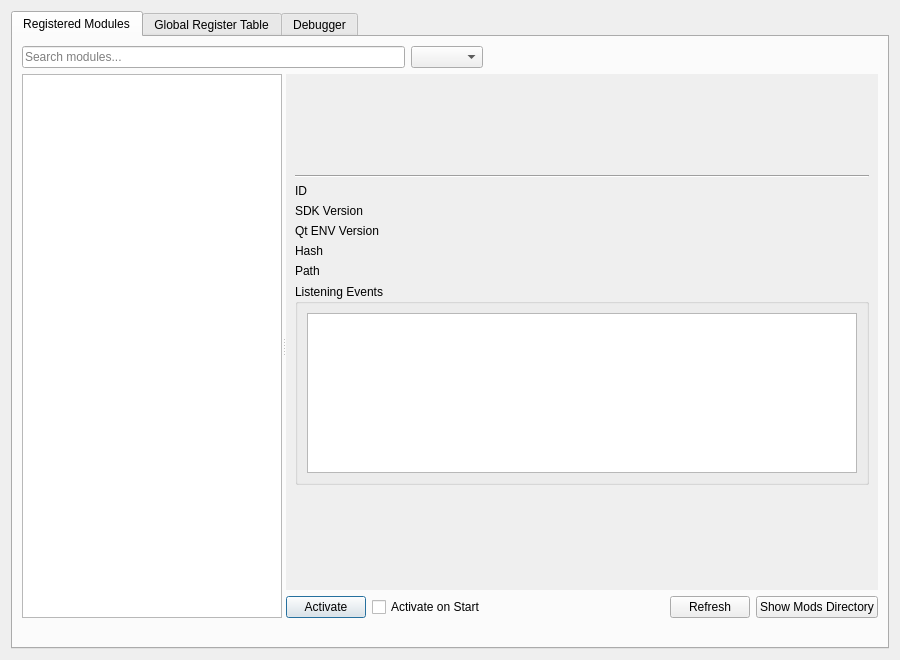
Old version of the form ui/ModuleControllerDialog.ui in the repository saturneric/GpgFrontend.
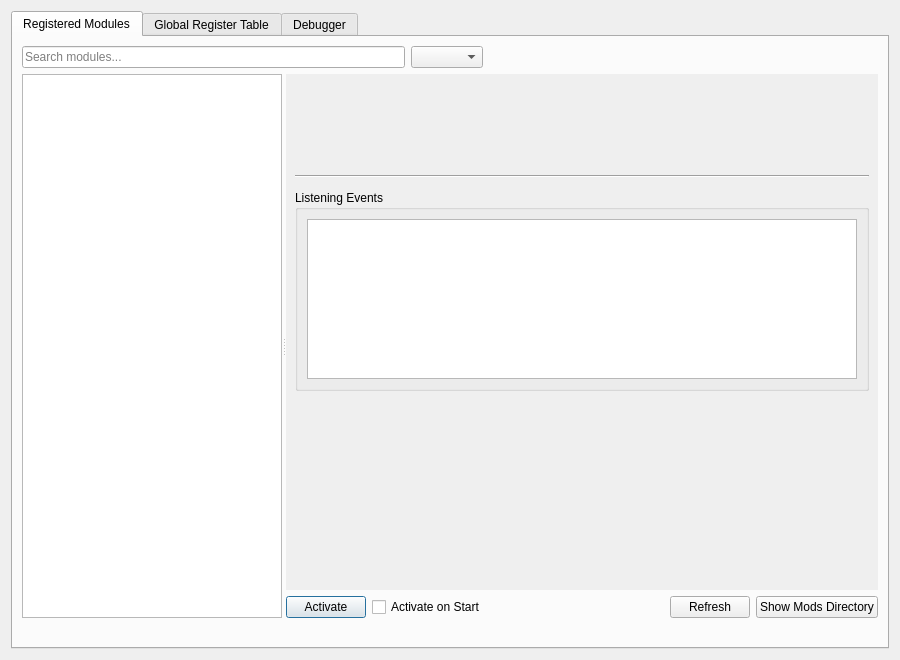
New version of the form. The open tabs and pages were chosen to show the change. Custom widgets are drawn as their Qt base class.

Commit message:
refactor(ui): use metadata panel in controller dialog
- replace inline metadata labels with MetaListPanel
- register MetaListPanel as a custom UI widget

```diff
--- a/ui/ModuleControllerDialog.ui
+++ b/ui/ModuleControllerDialog.ui
@@ -272,96 +272,7 @@
                     </widget>
                    </item>
                    <item>
-                    <layout class="QFormLayout" name="detailFormLayout">
-                     <item row="0" column="0">
-                      <widget class="QLabel" name="idKeyLabel">
-                       <property name="text">
-                        <string>ID</string>
-                       </property>
-                      </widget>
-                     </item>
-                     <item row="0" column="1">
-                      <widget class="QLabel" name="idValueLabel">
-                       <property name="text">
-                        <string/>
-                       </property>
-                       <property name="textInteractionFlags">
-                        <set>Qt::TextInteractionFlag::TextSelectableByMouse</set>
-                       </property>
-                      </widget>
-                     </item>
-                     <item row="1" column="0">
-                      <widget class="QLabel" name="sdkKeyLabel">
-                       <property name="text">
-                        <string>SDK Version</string>
-                       </property>
-                      </widget>
-                     </item>
-                     <item row="1" column="1">
-                      <widget class="QLabel" name="sdkValueLabel">
-                       <property name="text">
-                        <string/>
-                       </property>
-                       <property name="textInteractionFlags">
-                        <set>Qt::TextInteractionFlag::TextSelectableByMouse</set>
-                       </property>
-                      </widget>
-                     </item>
-                     <item row="2" column="0">
-                      <widget class="QLabel" name="qtKeyLabel">
-                       <property name="text">
-                        <string>Qt ENV Version</string>
-                       </property>
-                      </widget>
-                     </item>
-                     <item row="2" column="1">
-                      <widget class="QLabel" name="qtValueLabel">
-                       <property name="text">
-                        <string/>
-                       </property>
-                       <property name="textInteractionFlags">
-                        <set>Qt::TextInteractionFlag::TextSelectableByMouse</set>
-                       </property>
-                      </widget>
-                     </item>
-                     <item row="3" column="0">
-                      <widget class="QLabel" name="hashKeyLabel">
-                       <property name="text">
-                        <string>Hash</string>
-                       </property>
-                      </widget>
-                     </item>
-                     <item row="3" column="1">
-                      <widget class="QLabel" name="hashValueLabel">
-                       <property name="text">
-                        <string/>
-                       </property>
-                       <property name="textInteractionFlags">
-                        <set>Qt::TextInteractionFlag::TextSelectableByMouse</set>
-                       </property>
-                      </widget>
-                     </item>
-                     <item row="4" column="0">
-                      <widget class="QLabel" name="pathKeyLabel">
-                       <property name="text">
-                        <string>Path</string>
-                       </property>
-                      </widget>
-                     </item>
-                     <item row="4" column="1">
-                      <widget class="QLabel" name="pathValueLabel">
-                       <property name="text">
-                        <string/>
-                       </property>
-                       <property name="wordWrap">
-                        <bool>true</bool>
-                       </property>
-                       <property name="openExternalLinks">
-                        <bool>false</bool>
-                       </property>
-                      </widget>
-                     </item>
-                    </layout>
+                    <widget class="GpgFrontend::UI::MetaListPanel" name="detailMetaPanel" native="true"/>
                    </item>
                    <item>
                     <widget class="QGroupBox" name="listeningEventsGroup">
@@ -582,6 +493,12 @@
    <extends>QTreeView</extends>
    <header>ui/widgets/GRTTreeView.h</header>
   </customwidget>
+  <customwidget>
+   <class>GpgFrontend::UI::MetaListPanel</class>
+   <extends>QWidget</extends>
+   <header>ui/widgets/MetaListPanel.h</header>
+   <container>1</container>
+  </customwidget>
  </customwidgets>
  <resources/>
  <connections/>
```
